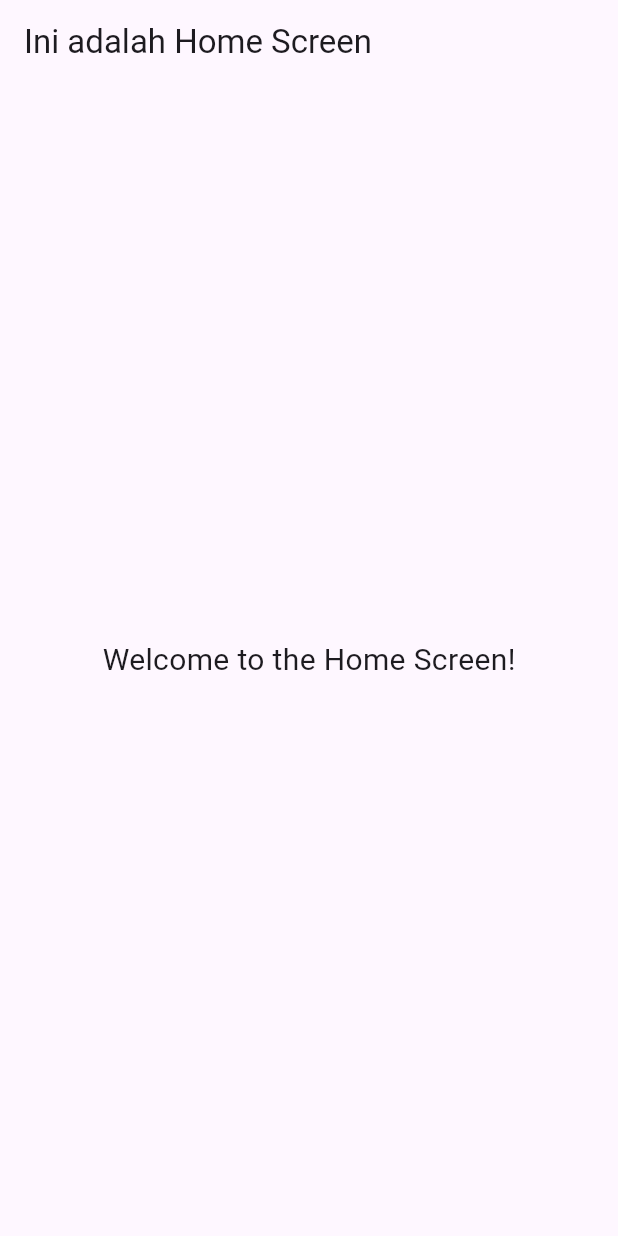
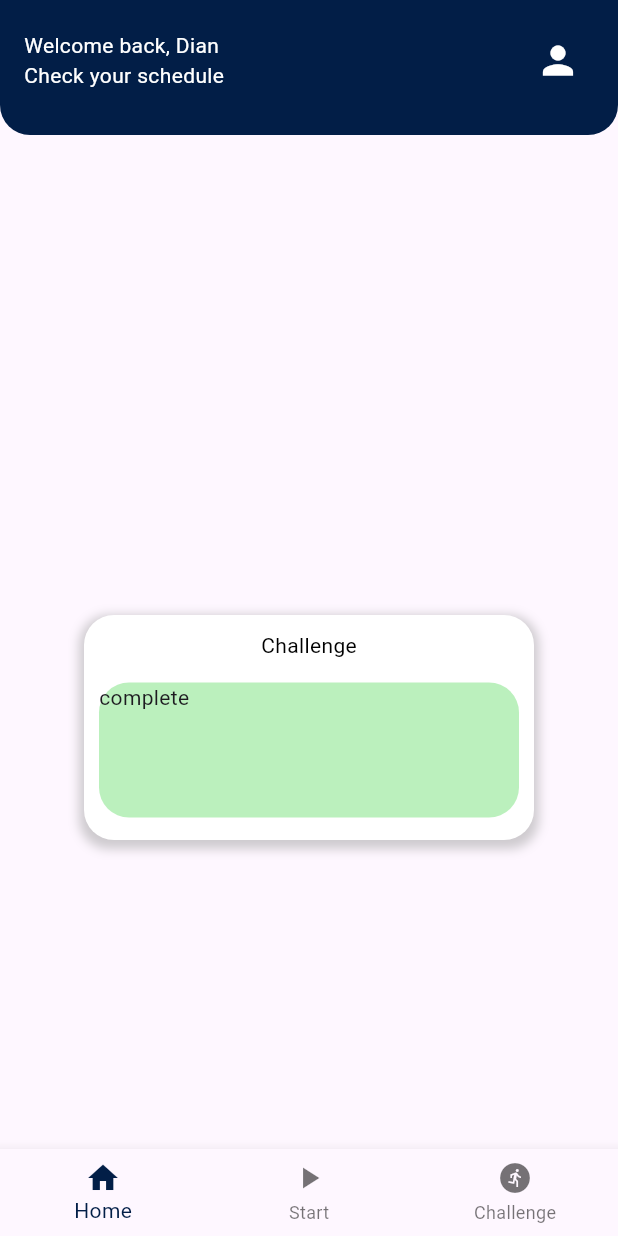
Before and after one commit to firlygrsld/pmobprak, a Flutter app: the HomeScreen screen opened directly, on a phone screen of 412 x 824 dp. Run offline on Flutter 3.47's test engine with Material 3 defaults, Android fonts, the phone set to English and light mode, and no system bars; our stand-ins replace font_awesome_flutter.

Commit message:
Update Tugas

```diff
--- a/pacepal/lib/homescreen.dart
+++ b/pacepal/lib/homescreen.dart
@@ -1,24 +1,134 @@
 import 'package:flutter/material.dart';
+import 'package:pacepal/challengescreen.dart';
+import 'package:pacepal/profilescreen.dart';
 
 class HomeScreen extends StatefulWidget {
-  const HomeScreen({Key? key}) : super(key: key);
-
   @override
-  State<HomeScreen> createState() => _HomeScreenState();
+  _HomeScreenState createState() => _HomeScreenState();
 }
 
 class _HomeScreenState extends State<HomeScreen> {
+  int _selectedIndex = 0;
+
+  void _onItemTapped(int index) {
+    setState(() {
+      _selectedIndex = index;
+    });
+  }
+
   @override
   Widget build(BuildContext context) {
     return Scaffold(
-      appBar: AppBar(
-        title: Text('Ini adalah Home Screen'),
+      body: Column(
+        children: [
+          Container(
+            height: 90,
+            alignment: Alignment.topLeft,
+            decoration: BoxDecoration(
+              color: Color.fromARGB(255, 2, 30, 71),
+              borderRadius: BorderRadius.only(
+                bottomLeft: Radius.circular(20),
+                bottomRight: Radius.circular(20),
+              ),
+            ),
+            padding: EdgeInsets.all(16),
+            child: Row(
+              mainAxisAlignment: MainAxisAlignment.spaceBetween,
+              children: [
+                Text(
+                  'Welcome back, Dian\nCheck your schedule',
+                  style: TextStyle(
+                    color: Colors.white,
+                    fontSize: 14,
+                  ),
+                ),
+                IconButton(
+                  onPressed: () {
+                    Navigator.push(
+                      context,
+                      MaterialPageRoute(
+                        builder: (context) => ProfileScreen(),
+                      ),
+                    );
+                  },
+                  icon: Icon(Icons.person),
+                  color: Colors.white,
+                  iconSize: 30,
+                ),
+              ],
+            ),
+          ),
+          SizedBox(height: 300),
+          GestureDetector(
+            onTap: () {
+              Navigator.push(
+                context,
+                MaterialPageRoute(
+                  builder: (context) => ChallengeScreen(),
+                ),
+              );
+            },
+            child: Container(
+              margin: EdgeInsets.all(20),
+              decoration: BoxDecoration(
+                color: Colors.white,
+                borderRadius: BorderRadius.all(Radius.circular(20)),
+                boxShadow: [
+                  BoxShadow(
+                    color: Colors.grey.withOpacity(0.5),
+                    spreadRadius: 3,
+                    blurRadius: 5,
+                    offset: Offset(0, 3),
+                  ),
+                ],
+              ),
+              child: SizedBox(
+                width: 300,
+                height: 150,
+                child: Column(
+                  children: [
+                    Padding(
+                      padding: const EdgeInsets.all(10.0),
+                      child: Text(
+                        'Challenge',
+                        style: TextStyle(color: Colors.black),
+                      ),
+                    ),
+                    SizedBox(height: 5),
+                    Container(
+                      width: 280,
+                      height: 90,
+                      decoration: BoxDecoration(
+                        color: const Color.fromARGB(255, 187, 240, 189),
+                        borderRadius: BorderRadius.all(Radius.circular(20)),
+                      ),
+                      child: Text('complete', textAlign: TextAlign.start),
+                    ),
+                  ],
+                ),
+              ),
+            ),
+          )
+        ],
       ),
-      body: Center(
-        child: Text(
-          'Welcome to the Home Screen!',
-          style: TextStyle(fontSize: 20),
-        ),
+      bottomNavigationBar: BottomNavigationBar(
+        items: const <BottomNavigationBarItem>[
+          BottomNavigationBarItem(
+            icon: Icon(Icons.home),
+            label: 'Home',
+          ),
+          BottomNavigationBarItem(
+            icon: Icon(Icons.play_arrow),
+            label: 'Start',
+          ),
+          BottomNavigationBarItem(
+            icon: Icon(Icons.run_circle),
+            label: 'Challenge',
+          ),
+        ],
+        currentIndex: _selectedIndex,
+        selectedItemColor: Color.fromARGB(255, 2, 30, 71),
+        onTap: _onItemTapped,
       ),
     );
   }
--- a/pacepal/pubspec.yaml
+++ b/pacepal/pubspec.yaml
@@ -37,6 +37,7 @@ dependencies:
   # The following adds the Cupertino Icons font to your application.
   # Use with the CupertinoIcons class for iOS style icons.
   cupertino_icons: ^1.0.2
+  google_nav_bar: ^5.0.6
 
 dev_dependencies:
   flutter_test:
```
Also changed, not shown: pacepal/lib/challengescreen.dart (+12 -7 lines), pacepal/lib/profilescreen.dart (+16 -7 lines), pacepal/pubspec.lock.
